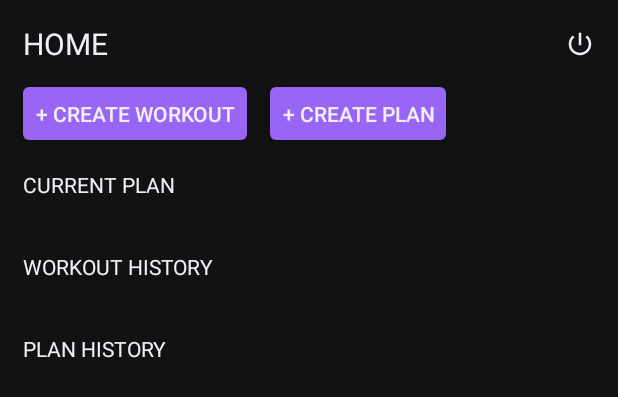
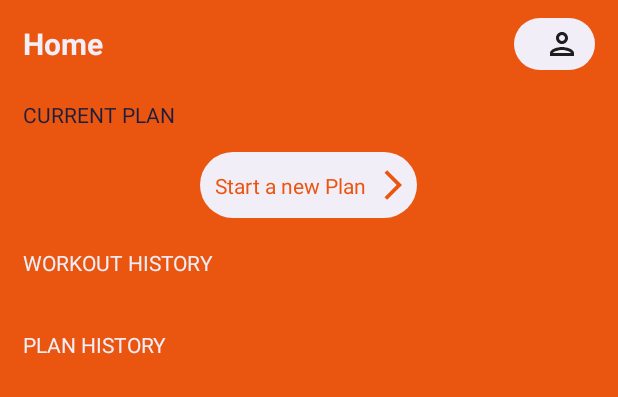
Before and after one commit to thisDash/gymcompany, an Android app: the layout fragment_home.xml on its own in the app's theme, with its tools: preview values and no code run, on a phone screen of 412 x 824 dp. Shown: the top 397 px of the screen. Run offline under Robolectric (Android 15) with nearby library versions, the phone set to English and light mode, and no system bars.

Commit message:
Started changing plan layout from Home Fragment

```diff
--- a/app/src/main/java/com/example/gymcompanion/HomeFragment.java
+++ b/app/src/main/java/com/example/gymcompanion/HomeFragment.java
@@ -23,6 +23,7 @@ import android.widget.TextView;
 import androidx.annotation.NonNull;
 import androidx.annotation.Nullable;
 import androidx.cardview.widget.CardView;
+import androidx.constraintlayout.widget.ConstraintLayout;
 import androidx.fragment.app.Fragment;
 import androidx.recyclerview.widget.LinearLayoutManager;
 import androidx.recyclerview.widget.RecyclerView;
@@ -34,6 +35,7 @@ import com.example.gymcompanion.components.WorkoutPlanLog;
 import com.example.gymcompanion.plan.CreatePlanActivity;
 import com.example.gymcompanion.plan.CurrentPlanActivity;
 import com.example.gymcompanion.workout.CreateWorkoutActivity;
+import com.facebook.AccessToken;
 import com.google.android.gms.auth.api.signin.GoogleSignIn;
 import com.google.android.gms.auth.api.signin.GoogleSignInAccount;
 import com.google.android.gms.auth.api.signin.GoogleSignInClient;
@@ -73,7 +75,7 @@ public class HomeFragment extends Fragment {
     private CardView mNoPlanHistoryLayout;
     private RecyclerView mWorkoutHistory;
     private RecyclerView mPlanHistory;
-    private ImageView mHomeMenu;
+    private ConstraintLayout profileButton;
 
     private DatabaseReference reference;
     private FirebaseAuth auth;
@@ -124,7 +126,7 @@ public class HomeFragment extends Fragment {
         mWorkoutHistory = mView.findViewById(R.id.home_workout_history_list);
         mPlanExistsLayout = mView.findViewById(R.id.home_current_plan_card);
         mNoPlanExistsLayout = mView.findViewById(R.id.home_no_current_plan_card);
-        mHomeMenu = mView.findViewById(R.id.home_username_logout);
+        profileButton = mView.findViewById(R.id.home_profile_button);
         mNoWorkoutHistoryLayout = mView.findViewById(R.id.home_no_workout_history_card);
         mPlanHistory = mView.findViewById(R.id.home_plan_history_list);
         mNoPlanHistoryLayout = mView.findViewById(R.id.home_no_plan_history_card);
@@ -133,44 +135,12 @@ public class HomeFragment extends Fragment {
     private void setButtonListeners(){
         mCreateWorkoutButton.setOnClickListener(v -> goToCreateWorkoutPage());
         mCreatePlanButton.setOnClickListener(v -> goToCreatePlanPage());
-        mHomeMenu.setOnClickListener(v -> openLogoutPopup());
+        profileButton.setOnClickListener(v -> goToProfilePage());
     }
 
-    private void openLogoutPopup(){
-        AlertDialog.Builder dialogBuilder = new AlertDialog.Builder(getContext());
-
-        View popupView = getLayoutInflater().inflate(R.layout.popup_logout, null);
-        Button yesButton = popupView.findViewById(R.id.popup_logout_yes_button);
-        Button noButton = popupView.findViewById(R.id.popup_logout_no_button);
-
-        dialogBuilder.setView(popupView);
-        Dialog dialog = dialogBuilder.create();
-        dialog.getWindow().setBackgroundDrawable(new ColorDrawable(Color.TRANSPARENT));
-        dialog.show();
-
-        yesButton.setOnClickListener(view -> {
-            dialog.dismiss();
-            auth.signOut();
-
-            GoogleSignInAccount googleAccount = GoogleSignIn.getLastSignedInAccount(getActivity());
-
-            if(googleAccount != null) {
-                GoogleSignInOptions googleOptions = new GoogleSignInOptions.Builder(GoogleSignInOptions.DEFAULT_SIGN_IN)
-                        .requestIdToken(getString(R.string.default_web_client_id))
-                        .requestEmail()
-                        .build();
-
-                GoogleSignInClient googleClient = GoogleSignIn.getClient(getActivity(), googleOptions);
-                googleClient.signOut();
-                Log.d(TAG, "Logged out from google");
-            }
-
-            Intent intent = new Intent(getActivity(), LoginActivity.class);
-            startActivity(intent);
-            getActivity().finish();
-        });
-
-        noButton.setOnClickListener(view -> dialog.dismiss());
+    private void goToProfilePage(){
+        Intent intent = new Intent(getActivity(), ProfileActivity.class);
+        startActivity(intent);
     }
 
     private void getPlanComponents(){
--- a/app/src/main/res/layout/fragment_home.xml
+++ b/app/src/main/res/layout/fragment_home.xml
@@ -3,87 +3,69 @@
     android:layout_width="match_parent"
     android:layout_height="match_parent"
     xmlns:app="http://schemas.android.com/apk/res-auto"
-    android:background="@color/dark_background">
+    android:background="@color/orange">
 
     <TextView
         android:id="@+id/home_text"
         android:layout_width="wrap_content"
         android:layout_height="wrap_content"
-        android:text="HOME"
+        android:text="Home"
         android:textColor="@color/white"
         android:textSize="@dimen/title"
         android:layout_marginTop="15dp"
         android:layout_marginStart="15dp"
+        android:textStyle="bold"
         app:layout_constraintTop_toTopOf="parent"
         app:layout_constraintLeft_toLeftOf="parent"/>
 
-    <TextView
-        android:id="@+id/home_username"
+    <androidx.constraintlayout.widget.ConstraintLayout
+        android:id="@+id/home_profile_button"
         android:layout_width="wrap_content"
         android:layout_height="wrap_content"
-        android:text=""
-        android:textColor="@color/white"
-        android:textSize="@dimen/sub_title"
-        android:layout_marginEnd="10dp"
+        app:layout_constraintRight_toRightOf="parent"
         app:layout_constraintTop_toTopOf="@id/home_text"
         app:layout_constraintBottom_toBottomOf="@id/home_text"
-        app:layout_constraintRight_toLeftOf="@id/home_username_logout"/>
+        android:background="@drawable/white_pearl_round_background"
+        android:layout_marginEnd="15dp"
+        android:paddingVertical="5dp"
+        android:paddingHorizontal="10dp">
 
-    <ImageView
-        android:id="@+id/home_username_logout"
-        android:layout_width="20dp"
-        android:layout_height="20dp"
-        android:src="@drawable/ic_logout"
-        android:tint="@color/white"
-        android:layout_marginEnd="15dp"
-        app:layout_constraintRight_toRightOf="parent"
-        app:layout_constraintTop_toTopOf="@id/home_text"
-        app:layout_constraintBottom_toBottomOf="@id/home_text"/>
+        <TextView
+            android:id="@+id/home_username"
+            android:layout_width="wrap_content"
+            android:layout_height="wrap_content"
+            android:text=""
+            android:textColor="@color/dark_gray"
+            android:textSize="@dimen/sub_title"
+            android:layout_marginEnd="10dp"
+            app:layout_constraintStart_toStartOf="parent"
+            app:layout_constraintTop_toTopOf="parent"
+            app:layout_constraintBottom_toBottomOf="parent"
+            app:layout_constraintEnd_toStartOf="@id/home_username_profile_symbol"/>
 
-    <Button
-        android:id="@+id/home_create_workout_button"
-        android:layout_width="wrap_content"
-        android:layout_height="wrap_content"
-        android:text="+ Create Workout"
-        android:textColor="@color/white"
-        android:textSize="@dimen/button_text"
-        android:stateListAnimator="@null"
-        android:elevation="5dp"
-        android:layout_marginVertical="15dp"
-        android:layout_marginHorizontal="15dp"
-        android:padding="8dp"
-        android:minHeight="0dp"
-        android:background="@drawable/rounded_bg_purple"
-        app:layout_constraintTop_toBottomOf="@id/home_text"
-        app:layout_constraintLeft_toLeftOf="parent"/>
+        <ImageView
+            android:id="@+id/home_username_profile_symbol"
+            android:layout_width="wrap_content"
+            android:layout_height="wrap_content"
+            android:src="@drawable/ic_profile"
+            app:layout_constraintEnd_toEndOf="parent"
+            app:layout_constraintStart_toEndOf="@id/home_username"
+            app:layout_constraintTop_toTopOf="parent"
+            app:layout_constraintBottom_toBottomOf="parent"
+            app:tint="@color/dark_gray" />
 
-    <Button
-        android:id="@+id/home_create_plan_button"
-        android:layout_width="wrap_content"
-        android:layout_height="wrap_content"
-        android:text="+ Create Plan"
-        android:textColor="@color/white"
-        android:textSize="@dimen/button_text"
-        android:stateListAnimator="@null"
-        android:elevation="5dp"
-        android:layout_margin="15dp"
-        android:padding="8dp"
-        android:minHeight="0dp"
-        android:background="@drawable/rounded_bg_purple"
-        app:layout_constraintTop_toTopOf="@id/home_create_workout_button"
-        app:layout_constraintBottom_toBottomOf="@id/home_create_workout_button"
-        app:layout_constraintLeft_toRightOf="@id/home_create_workout_button"/>
+    </androidx.constraintlayout.widget.ConstraintLayout>
 
     <TextView
         android:id="@+id/home_current_plan_text"
         android:layout_width="wrap_content"
         android:layout_height="wrap_content"
         android:text="CURRENT PLAN"
-        android:textColor="@color/white"
+        android:textColor="@color/blue"
         android:textSize="@dimen/sub_title"
         android:layout_marginTop="20dp"
         android:layout_marginStart="15dp"
-        app:layout_constraintTop_toBottomOf="@id/home_create_workout_button"
+        app:layout_constraintTop_toBottomOf="@id/home_profile_button"
         app:layout_constraintLeft_toLeftOf="parent"/>
 
     <RelativeLayout
@@ -92,25 +74,42 @@
         android:layout_height="wrap_content"
         android:layout_marginTop="15dp"
         android:animateLayoutChanges="true"
+        android:gravity="center"
         app:layout_constraintLeft_toLeftOf="parent"
         app:layout_constraintRight_toRightOf="parent"
         app:layout_constraintTop_toBottomOf="@id/home_current_plan_text">
 
-        <androidx.cardview.widget.CardView
-            android:id="@+id/home_no_current_plan_card"
-            android:layout_width="match_parent"
+        <androidx.constraintlayout.widget.ConstraintLayout
+            android:id="@+id/home_start_new_plan_layout"
+            android:layout_width="wrap_content"
             android:layout_height="wrap_content"
-            android:layout_marginHorizontal="5dp"
-            android:background="@null"
-            android:visibility="gone"
-            app:cardElevation="5dp"
-            app:cardUseCompatPadding="true"
-            app:cardCornerRadius="10dp"
-            app:cardBackgroundColor="@android:color/transparent">
+            android:background="@drawable/white_pearl_round_background"
+            android:padding="10dp">
 
-            <include layout="@layout/element_empty_current_plan"/>
+            <TextView
+                android:id="@+id/home_start_new_plan"
+                android:layout_width="wrap_content"
+                android:layout_height="wrap_content"
+                android:text="Start a new Plan"
+                android:textColor="@color/orange"
+                app:layout_constraintStart_toStartOf="parent"
+                app:layout_constraintTop_toTopOf="parent"
+                app:layout_constraintBottom_toBottomOf="parent"
+                app:layout_constraintEnd_toStartOf="@id/home_start_new_plan_symbol"/>
 
-        </androidx.cardview.widget.CardView>
+            <ImageView
+                android:id="@+id/home_start_new_plan_symbol"
+                android:layout_width="wrap_content"
+                android:layout_height="wrap_content"
+                android:src="@drawable/ic_baseline_arrow_back_ios_24"
+                android:rotation="180"
+                app:layout_constraintEnd_toEndOf="parent"
+                app:layout_constraintTop_toTopOf="parent"
+                app:layout_constraintBottom_toBottomOf="parent"
+                app:layout_constraintStart_toEndOf="@id/home_start_new_plan"
+                app:tint="@color/orange" />
+
+        </androidx.constraintlayout.widget.ConstraintLayout>
 
         <androidx.cardview.widget.CardView
             android:id="@+id/home_current_plan_card"
```
